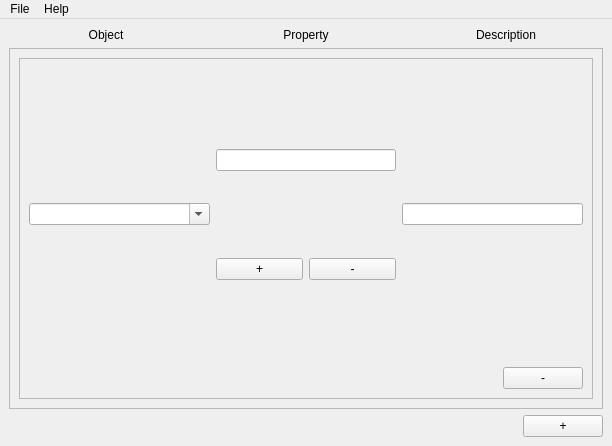
First picture: the form in src/mainwindow.ui, repository Tumyr-Fidailevich/object-manager, before the edit.
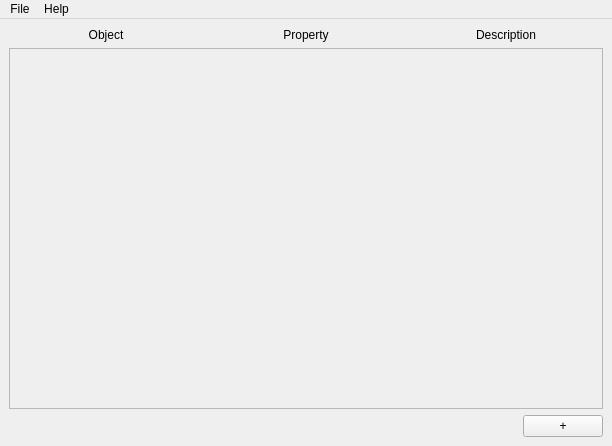
Second picture: the form after the edit. Icons and pictures are not drawn.

What changed in the file:
```diff
--- a/src/mainwindow.ui
+++ b/src/mainwindow.ui
@@ -84,124 +84,7 @@
          <height>349</height>
         </rect>
        </property>
-       <layout class="QVBoxLayout" name="scrollAreaVLayout">
-        <item>
-         <widget class="QFrame" name="frame">
-          <property name="frameShape">
-           <enum>QFrame::StyledPanel</enum>
-          </property>
-          <property name="frameShadow">
-           <enum>QFrame::Raised</enum>
-          </property>
-          <layout class="QVBoxLayout" name="mainVLayout">
-           <item>
-            <layout class="QHBoxLayout" name="mainHLayout">
-             <item>
-              <widget class="QComboBox" name="comboBox">
-               <property name="sizePolicy">
-                <sizepolicy hsizetype="Expanding" vsizetype="Fixed">
-                 <horstretch>0</horstretch>
-                 <verstretch>0</verstretch>
-                </sizepolicy>
-               </property>
-               <property name="editable">
-                <bool>true</bool>
-               </property>
-               <property name="currentIndex">
-                <number>-1</number>
-               </property>
-               <item>
-                <property name="text">
-                 <string>New Item 1</string>
-                </property>
-               </item>
-               <item>
-                <property name="text">
-                 <string>New Item 2</string>
-                </property>
-               </item>
-               <item>
-                <property name="text">
-                 <string>New Item 3</string>
-                </property>
-               </item>
-              </widget>
-             </item>
-             <item>
-              <layout class="QVBoxLayout" name="propertyVLayout">
-               <property name="sizeConstraint">
-                <enum>QLayout::SetMinimumSize</enum>
-               </property>
-               <item>
-                <widget class="QLineEdit" name="lineEditProperty">
-                 <property name="sizePolicy">
-                  <sizepolicy hsizetype="Expanding" vsizetype="Maximum">
-                   <horstretch>0</horstretch>
-                   <verstretch>0</verstretch>
-                  </sizepolicy>
-                 </property>
-                </widget>
-               </item>
-               <item>
-                <layout class="QHBoxLayout" name="buttonsHLayout">
-                 <item>
-                  <widget class="QPushButton" name="buttonAdd">
-                   <property name="text">
-                    <string>+</string>
-                   </property>
-                  </widget>
-                 </item>
-                 <item>
-                  <widget class="QPushButton" name="buttonRemove">
-                   <property name="text">
-                    <string>-</string>
-                   </property>
-                  </widget>
-                 </item>
-                </layout>
-               </item>
-              </layout>
-             </item>
-             <item>
-              <layout class="QVBoxLayout" name="descriptionVLayout">
-               <item>
-                <widget class="QLineEdit" name="lineEditDescription"/>
-               </item>
-               <item>
-                <layout class="QHBoxLayout" name="descriptionHLayout"/>
-               </item>
-              </layout>
-             </item>
-            </layout>
-           </item>
-           <item>
-            <layout class="QHBoxLayout" name="deleteButtonHLayout">
-             <item>
-              <spacer name="buttonDeleteHSpacer">
-               <property name="orientation">
-                <enum>Qt::Horizontal</enum>
-               </property>
-               <property name="sizeHint" stdset="0">
-                <size>
-                 <width>40</width>
-                 <height>20</height>
-                </size>
-               </property>
-              </spacer>
-             </item>
-             <item>
-              <widget class="QPushButton" name="buttonDeleteFrame">
-               <property name="text">
-                <string>-</string>
-               </property>
-              </widget>
-             </item>
-            </layout>
-           </item>
-          </layout>
-         </widget>
-        </item>
-       </layout>
+       <layout class="QVBoxLayout" name="scrollAreaVLayout"/>
       </widget>
      </widget>
     </item>
```
